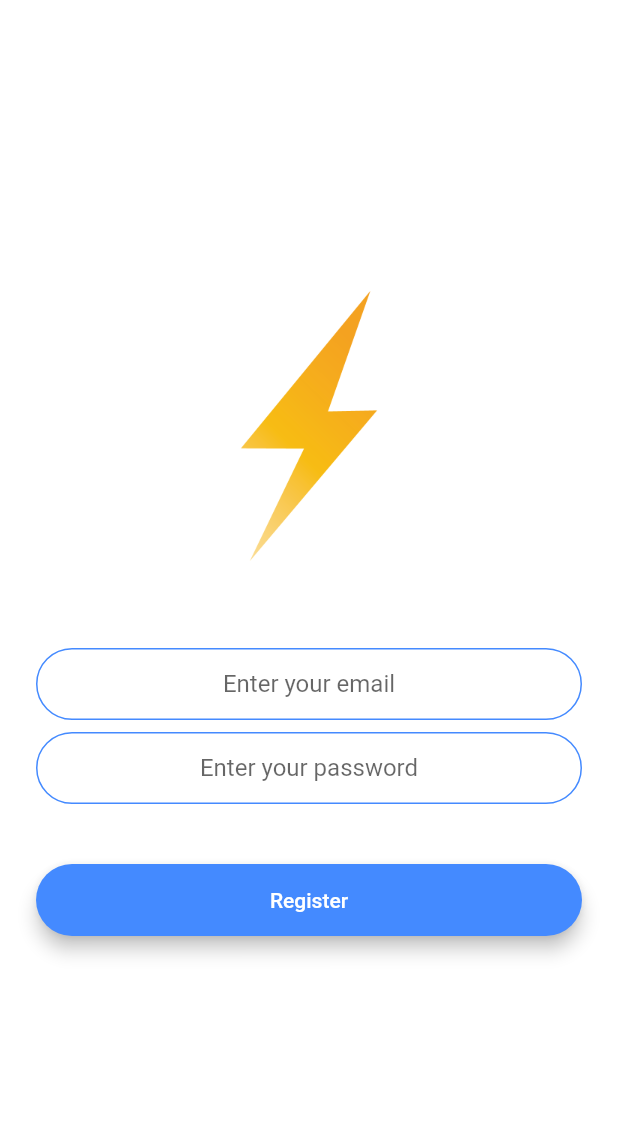
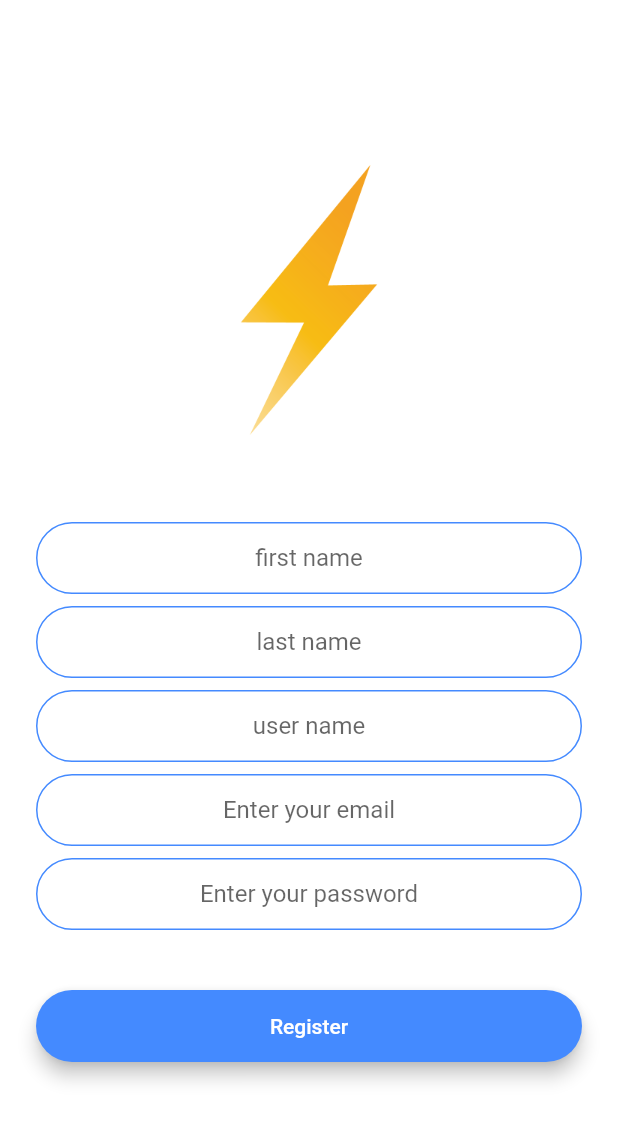
Before and after one commit to gustavojimenez41/SpotHot, a Flutter app: the RegistrationScreen screen opened by its route, on a phone screen of 412 x 824 dp. Shown: the top 1121 px of the screen. Run offline on Flutter 3.47's test engine with Material 2 defaults, Android fonts, the phone set to English and light mode, and no system bars; our stand-ins replace cloud_firestore, firebase_auth, firebase_core, firebase_storage, flushbar, geolocator and 4 more; missing offline and left inert: firebase_image; accounts and stored records are empty.

Commit message:
Updated registration & edit profile

```diff
--- a/lib/screens/registration_screen.dart
+++ b/lib/screens/registration_screen.dart
@@ -1,8 +1,9 @@
-import 'chat_screen.dart';
+import 'package:flushbar/flushbar.dart';
 import 'package:flutter/material.dart';
 import 'package:spot_hot/components/rounded_button.dart';
 import 'package:spot_hot/constants.dart';
 import 'package:firebase_auth/firebase_auth.dart';
+import 'package:cloud_firestore/cloud_firestore.dart';
 import 'package:modal_progress_hud/modal_progress_hud.dart';
 
 class RegistrationScreen extends StatefulWidget {
@@ -15,10 +16,38 @@ class _RegistrationScreenState extends State<RegistrationScreen> {
   bool showSpinner = false;
   String email;
   String password;
+  String firstName;
+  String lastName;
+  String userName;
   final _auth = FirebaseAuth.instance;
+  final firstNameField = TextEditingController();
+  final lastNameField = TextEditingController();
+  final userNameField = TextEditingController();
+  final emailField = TextEditingController();
+  final passwordField = TextEditingController();
 
   @override
   Widget build(BuildContext context) {
+    FirebaseFirestore firestore = FirebaseFirestore.instance;
+    CollectionReference users = firestore.collection('users');
+
+    Future<void> addUser(String userId) {
+      return users
+          .doc(userId)
+          .set({
+            'bio': '',
+            'email': email,
+            'first_name': firstName,
+            'followers': [],
+            'following': [],
+            'last_name': lastName,
+            'username': userName,
+            'uuid': userId
+          })
+          .then((value) => print("User registered"))
+          .catchError((error) => print("Failed to add user: $error"));
+    }
+
     return Scaffold(
       backgroundColor: Colors.white,
       body: ModalProgressHUD(
@@ -29,17 +58,61 @@ class _RegistrationScreenState extends State<RegistrationScreen> {
             mainAxisAlignment: MainAxisAlignment.center,
             crossAxisAlignment: CrossAxisAlignment.stretch,
             children: <Widget>[
-              Hero(
-                tag: "lightning",
-                child: Container(
-                  height: 200.0,
-                  child: Image.asset('images/logo.png'),
+              Flexible(
+                child: Hero(
+                  tag: "lightning",
+                  child: Container(
+                    height: 200.0,
+                    child: Image.asset('images/logo.png'),
+                  ),
                 ),
               ),
               SizedBox(
                 height: 48.0,
               ),
               TextField(
+                controller: firstNameField,
+                keyboardType: TextInputType.name,
+                textAlign: TextAlign.center,
+                onChanged: (value) {
+                  firstName = value;
+                  //Do something with the user input.
+                },
+                decoration:
+                    kTextFieldDecoration.copyWith(hintText: "first name"),
+              ),
+              SizedBox(
+                height: 8.0,
+              ),
+              TextField(
+                controller: lastNameField,
+                keyboardType: TextInputType.name,
+                textAlign: TextAlign.center,
+                onChanged: (value) {
+                  lastName = value;
+                  //Do something with the user input.
+                },
+                decoration:
+                    kTextFieldDecoration.copyWith(hintText: "last name"),
+              ),
+              SizedBox(
+                height: 8.0,
+              ),
+              TextField(
+                controller: userNameField,
+                textAlign: TextAlign.center,
+                onChanged: (value) {
+                  userName = value;
+                  //Do something with the user input.
+                },
+                decoration:
+                    kTextFieldDecoration.copyWith(hintText: "user name"),
+              ),
+              SizedBox(
+                height: 8.0,
+              ),
+              TextField(
+                controller: emailField,
                 keyboardType: TextInputType.emailAddress,
                 textAlign: TextAlign.center,
                 onChanged: (value) {
@@ -53,6 +126,7 @@ class _RegistrationScreenState extends State<RegistrationScreen> {
                 height: 8.0,
               ),
               TextField(
+                  controller: passwordField,
                   obscureText: true,
                   textAlign: TextAlign.center,
                   onChanged: (value) {
@@ -74,8 +148,22 @@ class _RegistrationScreenState extends State<RegistrationScreen> {
                   try {
                     final newUser = await _auth.createUserWithEmailAndPassword(
                         email: email, password: password);
+                    addUser(newUser.user.uid);
+
                     if (newUser != null) {
-                      Navigator.pushNamed(context, ChatScreen.id);
+                      //clear all the text fields
+                      firstNameField.clear();
+                      lastNameField.clear();
+                      userNameField.clear();
+                      emailField.clear();
+                      passwordField.clear();
+
+                      //display flushbar notification
+                      Flushbar(
+                        title: "Success!",
+                        message: "User is registered",
+                        duration: Duration(seconds: 5),
+                      )..show(context);
                     }
                     setState(() {
                       showSpinner = false;
--- a/pubspec.yaml
+++ b/pubspec.yaml
@@ -17,6 +17,10 @@ dependencies:
   modal_progress_hud: ^0.1.3
   google_maps_flutter: ^1.0.2
   geolocator: ^6.0.0+4
+  image_picker: ^0.6.7+12
+  flushbar: ^1.10.4
+  permission_handler: ^5.0.1+1
+  firebase_image: ^0.2.0
 
 dev_dependencies:
   flutter_test:
```
Also changed, not shown: lib/screens/edit_profile.dart (added, +145 -0 lines), lib/screens/login_screen.dart (+7 -6 lines), lib/screens/profile.dart (+45 -1 lines), pubspec.lock, 3 other files.
